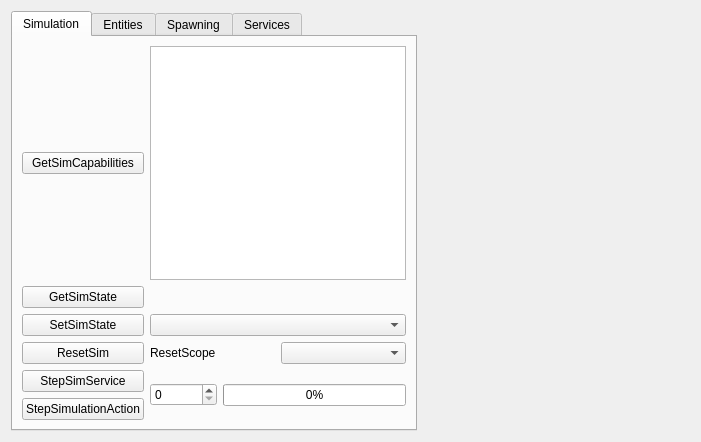
Before: the Qt Designer form src/sim_widget.ui in RobotecAI/q_simulation_interfaces, drawn with Qt 5.
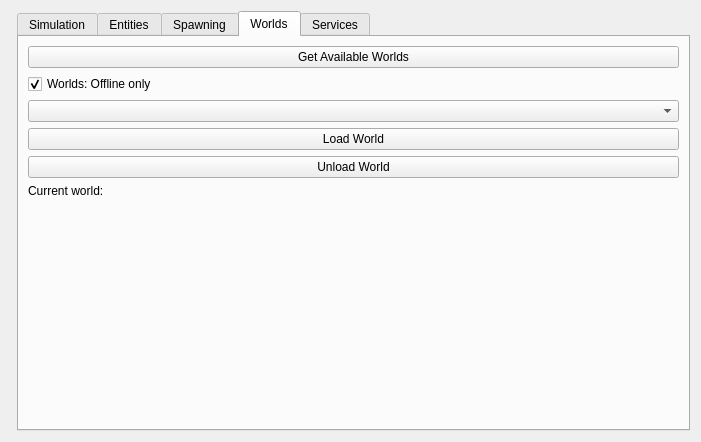
After: the same form once the commit is applied. The open tabs and pages were chosen to show the change.

Commit message: Add support for load/unload worlds; add full list of features (#7)

Patch:
```diff
--- a/src/sim_widget.ui
+++ b/src/sim_widget.ui
@@ -11,7 +11,7 @@
    </rect>
   </property>
   <layout class="QFormLayout" name="formLayout">
-   <item row="0" column="0">
+   <item row="0" column="1">
     <widget class="QTabWidget" name="tabWidget">
      <property name="currentIndex">
       <number>0</number>
@@ -519,6 +519,67 @@
        </item>
       </layout>
      </widget>
+     <widget class="QWidget" name="worlds">
+      <attribute name="title">
+       <string>Worlds</string>
+      </attribute>
+      <layout class="QVBoxLayout" name="verticalLayout_4">
+       <item>
+        <widget class="QPushButton" name="getAvailableWorldsButton">
+         <property name="text">
+          <string>Get Available Worlds</string>
+         </property>
+        </widget>
+       </item>
+       <item>
+        <widget class="QCheckBox" name="worldsUseOfflineCheck">
+         <property name="text">
+          <string>Worlds: Offline only</string>
+         </property>
+         <property name="checked">
+          <bool>true</bool>
+         </property>
+        </widget>
+       </item>
+       <item>
+        <widget class="QComboBox" name="availableWorldsCombo"/>
+       </item>
+       <item>
+        <widget class="QPushButton" name="loadWorldButton">
+         <property name="text">
+          <string>Load World</string>
+         </property>
+        </widget>
+       </item>
+       <item>
+        <widget class="QPushButton" name="unloadWorldButton">
+         <property name="text">
+          <string>Unload World</string>
+         </property>
+        </widget>
+       </item>
+       <item>
+        <widget class="QLabel" name="currentWorldLabel">
+         <property name="text">
+          <string>Current world:</string>
+         </property>
+        </widget>
+       </item>
+       <item>
+        <spacer name="verticalSpacer">
+         <property name="orientation">
+          <enum>Qt::Vertical</enum>
+         </property>
+         <property name="sizeHint" stdset="0">
+          <size>
+           <width>20</width>
+           <height>225</height>
+          </size>
+         </property>
+        </spacer>
+       </item>
+      </layout>
+     </widget>
      <widget class="QWidget" name="servicesNames">
       <property name="enabled">
        <bool>true</bool>
```
The commit also changes 4 other files.
